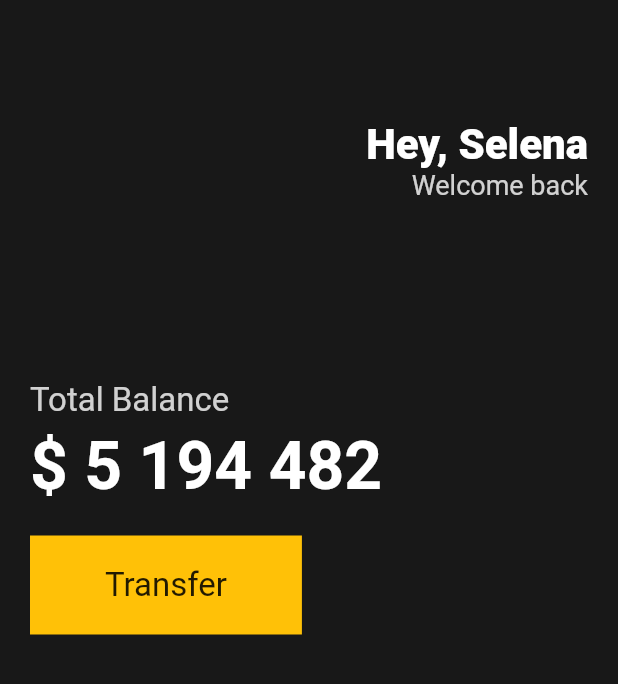
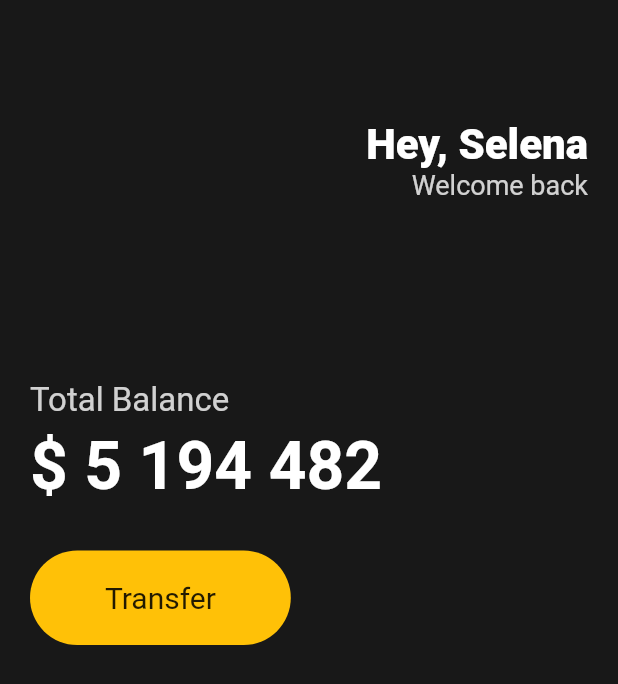
Before and after one commit to kimgeuntae/mobile_wallet, a Flutter app: the screen it shows after launch, on a phone screen of 412 x 824 dp. Shown: the top 684 px of the screen. Run offline on Flutter 3.47's test engine with Material 2 defaults, Android fonts, the phone set to English and light mode, and no system bars.

Commit message:
Ref: 디자인 수정

```diff
--- a/lib/main.dart
+++ b/lib/main.dart
@@ -71,12 +71,15 @@ class MyApp extends StatelessWidget {
                 ),
               ),
               SizedBox(
-                height: 20,
+                height: 30,
               ),
               Row(
                 children: [
                   Container(
-                    decoration: BoxDecoration(color: Colors.amber),
+                    decoration: BoxDecoration(
+                      color: Colors.amber,
+                      borderRadius: BorderRadius.circular(45),
+                    ),
                     child: Padding(
                       padding: EdgeInsets.symmetric(
                         vertical: 20,
@@ -85,7 +88,7 @@ class MyApp extends StatelessWidget {
                       child: Text(
                         'Transfer',
                         style: TextStyle(
-                          fontSize: 22,
+                          fontSize: 20,
                         ),
                       ),
                     ),
```
